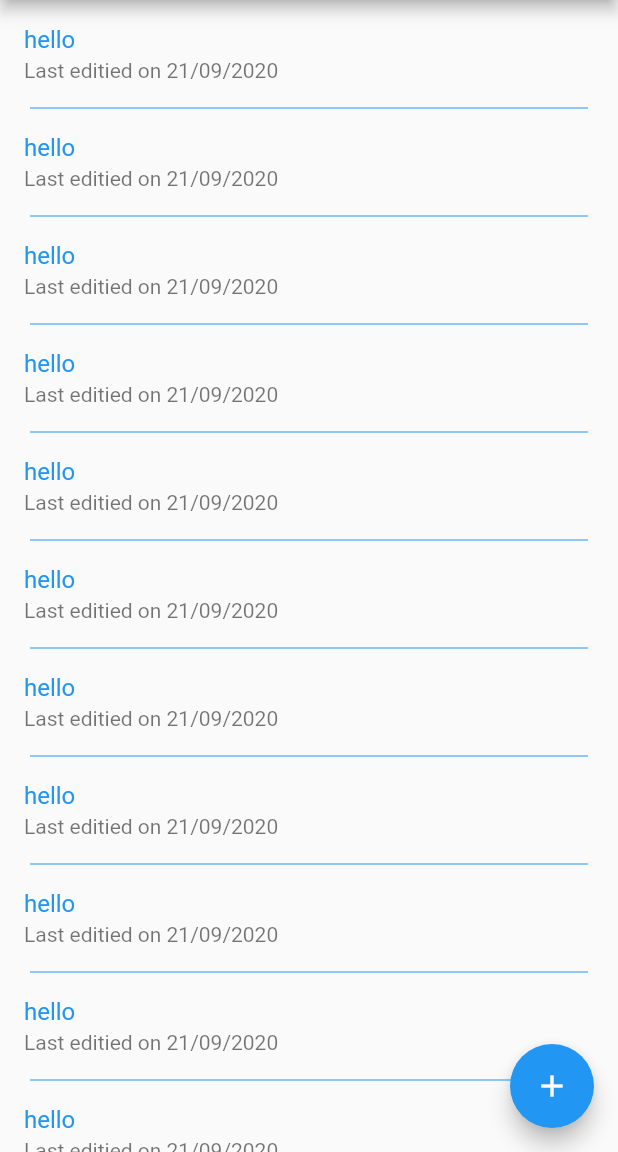
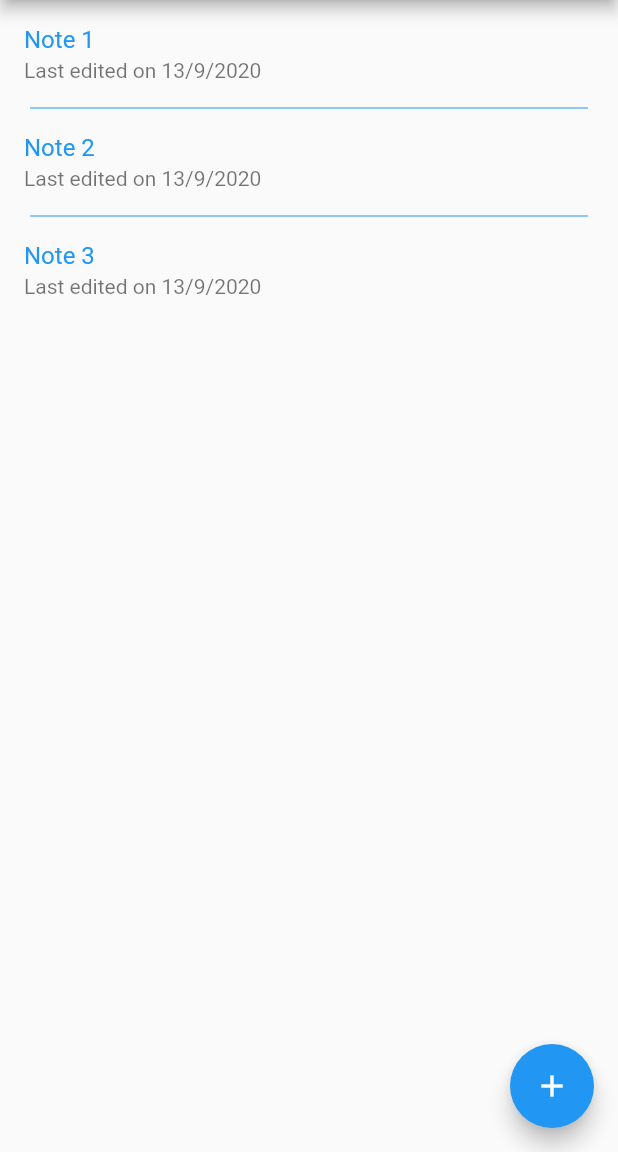
Before and after one commit to harshgupta80700/NotesKeeperApp, a Flutter app: the screen it shows after launch, on a phone screen of 412 x 824 dp, the part 84-1236 px from its top. Run offline on Flutter 3.47's test engine with Material 2 defaults, Android fonts, the phone set to English and light mode, and no system bars.

Commit message:
notes dispalyed

```diff
--- a/lib/main.dart
+++ b/lib/main.dart
@@ -9,7 +9,6 @@ class MyApp extends StatelessWidget {
   @override
   Widget build(BuildContext context) {
     return MaterialApp(
-      theme: ,
       debugShowCheckedModeBanner: false,
       routes: routes,
       initialRoute: "/",
--- /dev/null
+++ b/lib/models/note_for_listing.dart
@@ -0,0 +1,14 @@
+class NoteForListing{
+  String noteId;
+  String noteTitle;
+  DateTime createdDateTime;
+  DateTime lastEditedDateTime;
+
+  NoteForListing({
+    this.noteId,
+    this.noteTitle,
+    this.createdDateTime,
+    this.lastEditedDateTime
+  });
+
+}
--- a/lib/utils/Style.dart
+++ b/lib/utils/Style.dart
@@ -0,0 +1 @@
+import 'package:flutter/material.dart';
--- a/lib/views/NoteList.dart
+++ b/lib/views/NoteList.dart
@@ -1,4 +1,27 @@
 import 'package:flutter/material.dart';
+import 'package:notes_app/models/note_for_listing.dart';
+
+
+final notes = [
+  new NoteForListing(
+    noteId: "1",
+    noteTitle: "Note 1",
+    createdDateTime: DateTime.now(),
+    lastEditedDateTime: DateTime.now()
+  ),
+  new NoteForListing(
+      noteId: "2",
+      noteTitle: "Note 2",
+      createdDateTime: DateTime.now(),
+      lastEditedDateTime: DateTime.now()
+  ),
+  new NoteForListing(
+      noteId: "3",
+      noteTitle: "Note 3",
+      createdDateTime: DateTime.now(),
+      lastEditedDateTime: DateTime.now()
+  )
+];
 
 class NoteList extends StatefulWidget {
   @override
@@ -6,6 +29,10 @@ class NoteList extends StatefulWidget {
 }
 
 class _NoteListState extends State<NoteList> {
+
+  String formatDateTime (DateTime dateTime){
+    return '${dateTime.day}/${dateTime.month}/${dateTime.year}';
+  }
 
   @override
   void initState() {
@@ -30,12 +57,12 @@ class _NoteListState extends State<NoteList> {
       body: ListView.separated(
           itemBuilder: (_,index){
             return ListTile(
-              title: Text("hello",style: TextStyle(color: Theme.of(context).primaryColor),),
-              subtitle: Text("Last editied on 21/09/2020"),
+              title: Text(notes[index].noteTitle,style: TextStyle(color: Theme.of(context).primaryColor),),
+              subtitle: Text("Last edited on ${formatDateTime(notes[index].lastEditedDateTime)}"),
             );
           },
           separatorBuilder: (_,__) => Divider(height: 0,indent: 20,endIndent: 20,color: Theme.of(context).primaryColor,),
-          itemCount: 30
+          itemCount: notes.length
       ),
 
     );
```
